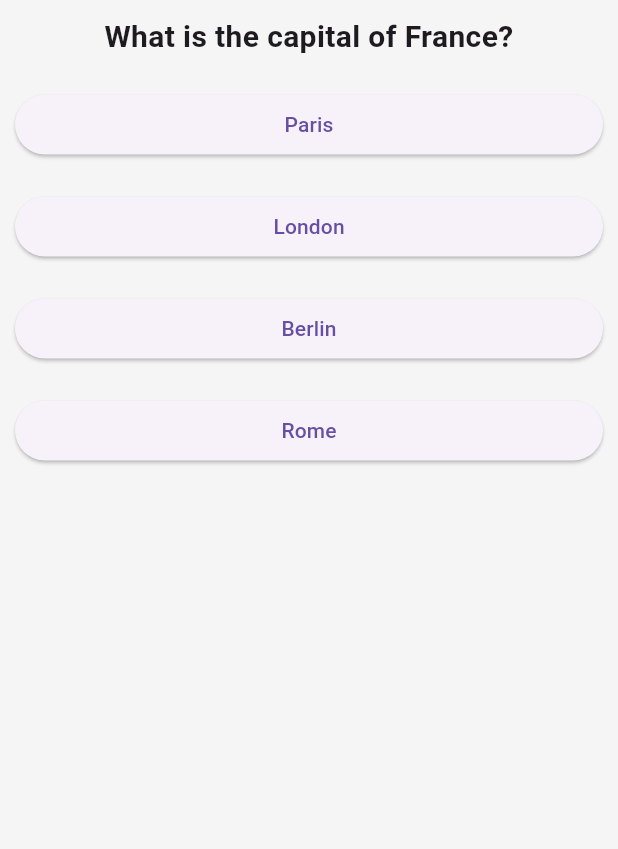
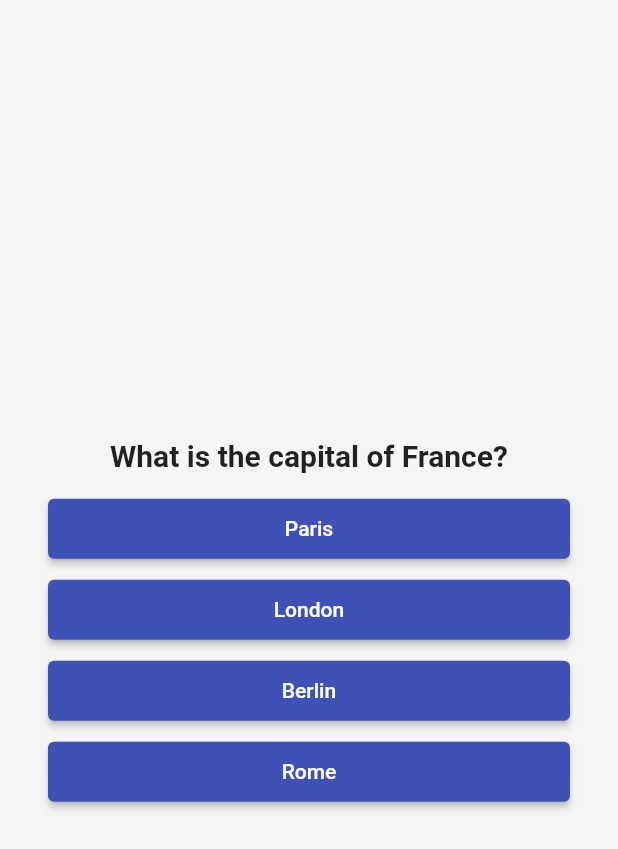
Before and after one commit to ThedistortedFrequency/quiz_app, a Flutter app: the screen it shows after launch, on a phone screen of 412 x 824 dp. Shown: the top 849 px of the screen. Run offline on Flutter 3.47's test engine with Material 3 defaults, Android fonts, the phone set to English and light mode, and no system bars.

```diff
--- a/lib/answer.dart
+++ b/lib/answer.dart
@@ -7,12 +7,16 @@ class Answer extends StatelessWidget {
 
   @override
   Widget build(BuildContext context) {
-    return Container(
-      margin: const EdgeInsets.all(10),
-      width: double.infinity,
-      child: ElevatedButton(
-        onPressed: answerhandler,
-        child: Text(answerText),
+    return Padding(
+      padding: const EdgeInsets.symmetric(horizontal: 25),
+      child: Container(
+        margin: const EdgeInsets.all(7),
+        height: 40,
+        width: double.infinity,
+        child: ElevatedButton(
+          onPressed: answerhandler,
+          child: Text(answerText),
+        ),
       ),
     );
   }
--- a/lib/homepage.dart
+++ b/lib/homepage.dart
@@ -1,6 +1,5 @@
 import 'package:flutter/material.dart';
-import 'package:quizapp/answer.dart';
-import 'package:quizapp/question.dart';
+import 'package:quizapp/quiz.dart';
 
 class HomePage extends StatefulWidget {
   const HomePage({super.key});
@@ -26,7 +25,7 @@ class _HomePageState extends State<HomePage> {
 
   @override
   Widget build(BuildContext context) {
-    var question = [
+    var questions = [
       {
         'questionText': 'What is the capital of France?',
         'options': ['Paris', 'London', 'Berlin', 'Rome'],
@@ -167,22 +166,21 @@ class _HomePageState extends State<HomePage> {
       backgroundColor: Colors.grey[100],
       body: SafeArea(
         child: Center(
-          child: _questionIndex < question.length
-              ? Column(
+          child: _questionIndex < questions.length
+              ? Quiz(
+                  question: questions,
+                  answerQuestion: _answerQuestion,
+                  questionIndex: _questionIndex)
+              : Column(
+                  mainAxisAlignment: MainAxisAlignment.center,
                   children: [
-                    Question(
-                      question[_questionIndex]['questionText'].toString(),
+                    Center(
+                      child: ElevatedButton(
+                        onPressed: resetQuiz,
+                        child: const Text("Reset"),
+                      ),
                     ),
-                    ...(question[_questionIndex]['options'] as List)
-                        .map((ans) => Answer(_answerQuestion, ans))
-                        .toList()
                   ],
-                )
-              : Center(
-                  child: ElevatedButton(
-                    onPressed: resetQuiz,
-                    child: const Text("Reset"),
-                  ),
                 ),
         ),
       ),
--- a/lib/main.dart
+++ b/lib/main.dart
@@ -11,9 +11,7 @@ class MyApp extends StatelessWidget {
   @override
   Widget build(BuildContext context) {
     return MaterialApp(
-      theme: ThemeData(
-        primarySwatch: Colors.indigo,
-      ),
+      theme: ThemeData(primarySwatch: Colors.indigo, useMaterial3: false),
       home: const HomePage(),
       debugShowCheckedModeBanner: false,
     );
--- /dev/null
+++ b/lib/quiz.dart
@@ -0,0 +1,32 @@
+import 'package:flutter/material.dart';
+import 'package:quizapp/answer.dart';
+import 'package:quizapp/question.dart';
+
+class Quiz extends StatelessWidget {
+  final List question;
+  final void Function() answerQuestion;
+  final int questionIndex;
+  const Quiz(
+      {super.key,
+      required this.question,
+      required this.answerQuestion,
+      required this.questionIndex});
+
+  @override
+  Widget build(BuildContext context) {
+    return Column(
+      mainAxisAlignment: MainAxisAlignment.center,
+      children: [
+        Question(
+          question[questionIndex]['questionText'].toString(),
+        ),
+        ...(question[questionIndex]['options'] as List).map((ans) {
+          return Answer(
+            answerQuestion,
+            ans,
+          );
+        }).toList()
+      ],
+    );
+  }
+}
```
